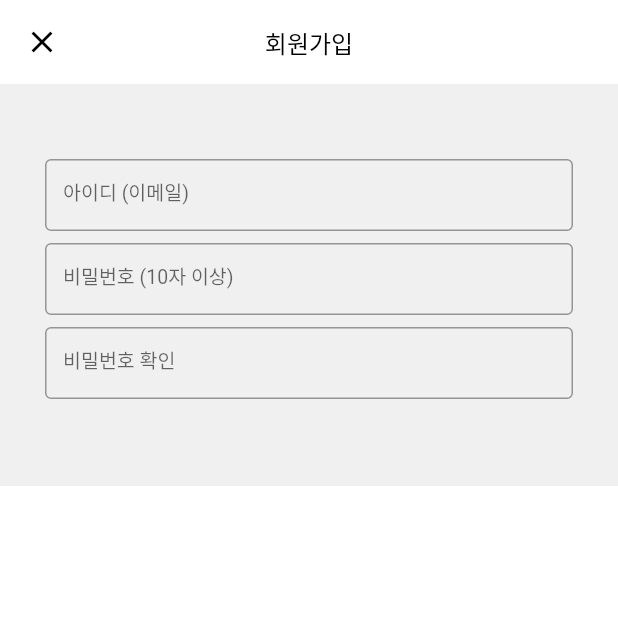
After one commit to Leedw-dev00/flutter_film, a Flutter app: the RegisterPage screen opened directly, on a phone screen of 412 x 824 dp, the top half of it. The commit adds this screen. Run offline on Flutter 3.47's test engine with Material 2 defaults, Android fonts, the phone set to English and light mode, and no system bars.

Commit message:
flutter_film_update

```diff
--- a/lib/pages/login_page.dart
+++ b/lib/pages/login_page.dart
@@ -1,4 +1,5 @@
 import 'package:flutter/material.dart';
+import 'package:flutter_film/pages/register_page.dart';
 
 class LoginPage extends StatefulWidget{
   @override
@@ -186,6 +187,7 @@ class _LoginPageState extends State<LoginPage>{
                   child: Column(
                     children: <Widget>[
                       TextField(
+                        cursorHeight: 20.0,
                         style: TextStyle(
                           fontSize: 13.0, height: 1.0
                         ),
@@ -196,6 +198,7 @@ class _LoginPageState extends State<LoginPage>{
                       ),
                       SizedBox(height: 15.0,),
                       TextField(
+                        cursorHeight: 20.0,
                         obscureText: true,
                         style: TextStyle(
                             fontSize: 13.0, height: 1.0
@@ -241,6 +244,7 @@ class _LoginPageState extends State<LoginPage>{
                     ),
                     ),
                       onPressed: (){
+                        Navigator.push(context, MaterialPageRoute(builder: (context) => RegisterPage()));
                         print('회원가입');
                       },
                     ),
--- /dev/null
+++ b/lib/pages/register_page.dart
@@ -0,0 +1,76 @@
+import 'package:flutter/material.dart';
+
+class RegisterPage extends StatefulWidget{
+  @override
+  _RegisterPageState createState() => _RegisterPageState();
+}
+
+class _RegisterPageState extends State<RegisterPage>{
+  @override
+  Widget build(BuildContext context) {
+    return Scaffold(
+      appBar: AppBar(
+        backgroundColor: Colors.white,
+        centerTitle: true,
+        elevation: 0.0,
+        title: Text('회원가입', style:
+        TextStyle(
+          color: Colors.black,
+          fontSize: 16.0,
+        ),
+        ),
+        leading: IconButton(
+          icon: Icon(Icons.close, color: Colors.black,),
+          onPressed: (){
+            Navigator.pop(context);
+          },
+        ),
+      ),
+      backgroundColor: Colors.white,
+      body: SingleChildScrollView(
+        scrollDirection: Axis.vertical,
+        child: Container(
+          color: Color(0xFFF0F0F0),
+          padding: EdgeInsets.symmetric(horizontal: 30.0, vertical: 50.0),
+          child: Column(
+            children: <Widget>[
+              TextField(
+                cursorHeight: 20.0,
+                style: TextStyle(
+                    fontSize: 13.0, height: 0.5
+                ),
+                decoration: InputDecoration(
+                  labelText: '아이디 (이메일)',
+                  border: OutlineInputBorder(),
+                ),
+              ),
+              SizedBox(height: 8.0,),
+              TextField(
+                cursorHeight: 20.0,
+                style: TextStyle(
+                    fontSize: 13.0, height: 0.5
+                ),
+                decoration: InputDecoration(
+                  labelText: '비밀번호 (10자 이상)',
+                  border: OutlineInputBorder(),
+                ),
+              ),
+              SizedBox(height: 8.0,),
+              TextField(
+                cursorHeight: 20.0,
+                style: TextStyle(
+                    fontSize: 13.0, height: 0.5
+                ),
+                decoration: InputDecoration(
+                  labelText: '비밀번호 확인',
+                  border: OutlineInputBorder(),
+                ),
+              ),
+              SizedBox(height: 8.0,),
+            ],
+          ),
+        ),
+      ),
+    );
+  }
+}
```
